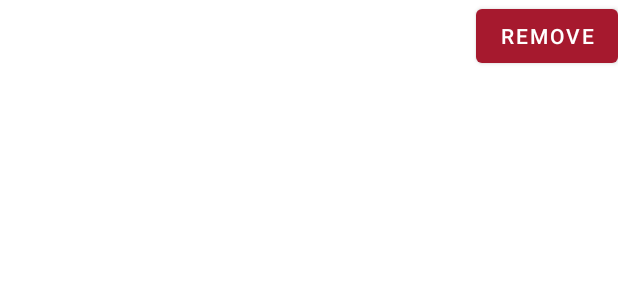
After one commit to rsehmbi/hubspot, an Android app: the layout listview_friends_layout.xml on its own in the app's theme, with its tools: preview values and no code run, on a phone screen of 412 x 824 dp. The commit adds this screen. Shown: the top 300 px of the screen. Run offline under Robolectric (Android 15) with nearby library versions, the phone set to English and light mode, and no system bars.

Commit message:
Implemented a feature that allows the user to delete a friend from their friends list

```diff
--- a/app/src/main/java/com/example/hubspot/friends/FriendsViewModel.kt
+++ b/app/src/main/java/com/example/hubspot/friends/FriendsViewModel.kt
@@ -2,7 +2,8 @@ package com.example.hubspot.friends
 
 import androidx.lifecycle.MutableLiveData
 import androidx.lifecycle.ViewModel
+import com.example.hubspot.models.User
 
 class FriendsViewModel: ViewModel() {
-    var friendsList = MutableLiveData<ArrayList<String>>()
+    var friendsList = MutableLiveData<ArrayList<User>>()
 }
--- /dev/null
+++ b/app/src/main/res/layout/listview_friends_layout.xml
@@ -0,0 +1,23 @@
+<?xml version="1.0" encoding="utf-8"?>
+<androidx.constraintlayout.widget.ConstraintLayout xmlns:android="http://schemas.android.com/apk/res/android"
+    xmlns:app="http://schemas.android.com/apk/res-auto"
+    android:layout_width="match_parent"
+    android:layout_height="match_parent"
+    android:orientation="horizontal">
+    <TextView
+        android:id="@+id/friend_name"
+        android:layout_width="wrap_content"
+        android:layout_height="wrap_content"
+        android:textSize="18sp"
+        android:textStyle="bold"
+        app:layout_constraintStart_toStartOf="parent"
+        app:layout_constraintTop_toTopOf="parent" />
+
+    <Button
+        android:id="@+id/delete_friend_button"
+        android:layout_width="wrap_content"
+        android:layout_height="wrap_content"
+        android:text="@string/remove"
+        app:layout_constraintEnd_toEndOf="parent"
+        app:layout_constraintTop_toTopOf="parent" />
+</androidx.constraintlayout.widget.ConstraintLayout>
--- a/app/src/main/res/values/strings.xml
+++ b/app/src/main/res/values/strings.xml
@@ -38,6 +38,8 @@
     <string name="enter_secret_id">Enter Secret ID</string>
     <string name="add_a_friend">Add a friend!</string>
     <string name="your_friends">Your friends</string>
+    <string name="remove">Remove</string>
+
     <string name="options_menu_item_profile">Profile</string>
     <string name="course_info">Course Info</string>
     <string name="course_schedule">Course Schedule</string>
```
Also changed, not shown: app/src/main/java/com/example/hubspot/friends/FriendsFragment.kt (+11 -24 lines), app/src/main/java/com/example/hubspot/friends/FriendsListAdapter.kt (added, +72 -0 lines).
